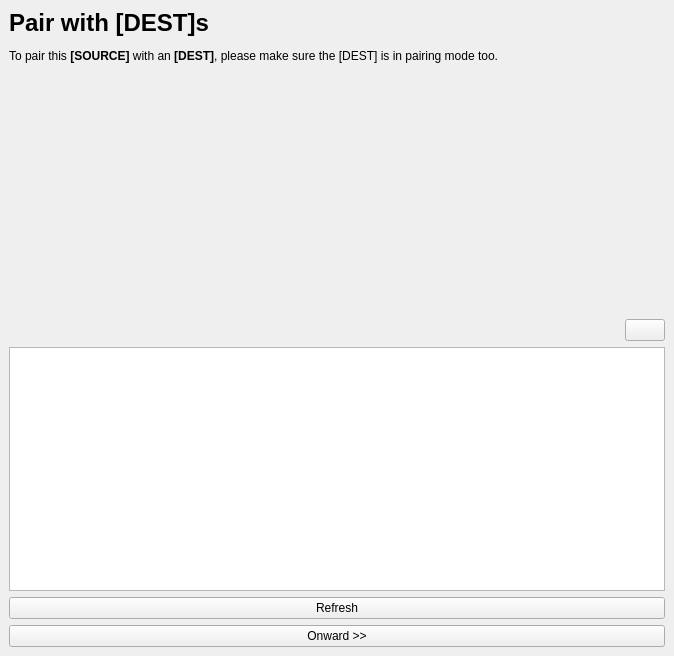
Qt form libs/libcore/ui/PairingWizard.ui (mrdeveloperdude/OctoMY) before a commit.
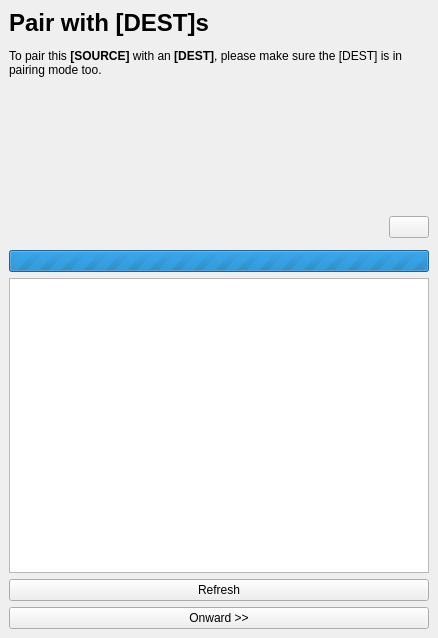
The same form after that commit. The open tabs and pages were chosen to show the change. Icons and pictures are not drawn. Custom widgets are drawn as their Qt base class.

```diff
--- a/libs/libcore/ui/PairingWizard.ui
+++ b/libs/libcore/ui/PairingWizard.ui
@@ -6,8 +6,8 @@
    <rect>
     <x>0</x>
     <y>0</y>
-    <width>674</width>
-    <height>656</height>
+    <width>438</width>
+    <height>638</height>
    </rect>
   </property>
   <property name="sizePolicy">
@@ -70,9 +70,9 @@
        <item>
         <widget class="PortableIDWidget" name="widgetMyCertificate" native="true">
          <property name="sizePolicy">
-          <sizepolicy hsizetype="Minimum" vsizetype="Expanding">
+          <sizepolicy hsizetype="Minimum" vsizetype="Minimum">
            <horstretch>0</horstretch>
-           <verstretch>0</verstretch>
+           <verstretch>30</verstretch>
           </sizepolicy>
          </property>
         </widget>
@@ -108,8 +108,34 @@
          </item>
         </layout>
        </item>
+       <item>
+        <widget class="NetworkSettingsWidget" name="widgetNetworkSettings" native="true">
+         <property name="sizePolicy">
+          <sizepolicy hsizetype="Minimum" vsizetype="Minimum">
+           <horstretch>0</horstretch>
+           <verstretch>0</verstretch>
+          </sizepolicy>
+         </property>
+        </widget>
+       </item>
+       <item>
+        <widget class="QProgressBar" name="progressBarSearching">
+         <property name="maximum">
+          <number>0</number>
+         </property>
+         <property name="value">
+          <number>0</number>
+         </property>
+        </widget>
+       </item>
        <item>
         <widget class="QListView" name="listViewNodes">
+         <property name="sizePolicy">
+          <sizepolicy hsizetype="Expanding" vsizetype="Expanding">
+           <horstretch>0</horstretch>
+           <verstretch>70</verstretch>
+          </sizepolicy>
+         </property>
          <property name="horizontalScrollBarPolicy">
           <enum>Qt::ScrollBarAlwaysOff</enum>
          </property>
@@ -433,6 +459,12 @@
    <header>widgets/PortableIDWidget.hpp</header>
    <container>1</container>
   </customwidget>
+  <customwidget>
+   <class>NetworkSettingsWidget</class>
+   <extends>QWidget</extends>
+   <header>widgets/NetworkSettingsWidget.hpp</header>
+   <container>1</container>
+  </customwidget>
   <customwidget>
    <class>CameraPairingWidget</class>
    <extends>QWidget</extends>
```
Left out of the diff: 20 changed lines with no effect on the pictures.
